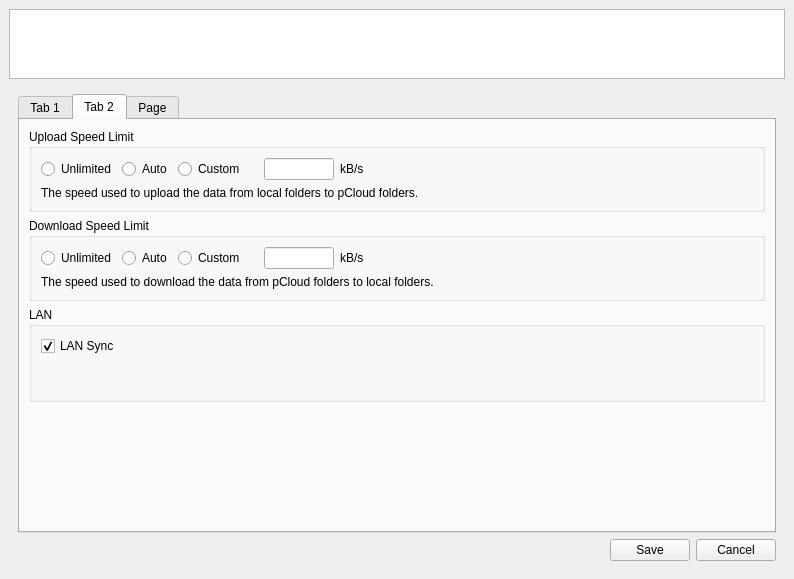
This is pcloudwindow.ui in pcloudcom/psyncgui as Qt 5 draws it before an edit. The edited form follows.
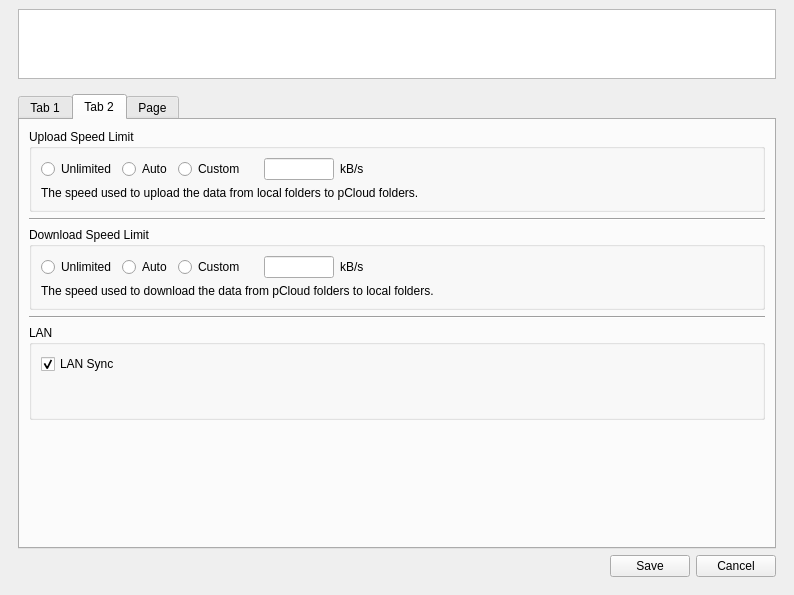
This is the edited form. The open tabs and pages were chosen to show the change. Icons and pictures are not drawn.

Commit message: main win layouts

Diff of the .ui file:
```diff
--- a/pcloudwindow.ui
+++ b/pcloudwindow.ui
@@ -7,7 +7,7 @@
     <x>0</x>
     <y>0</y>
     <width>794</width>
-    <height>579</height>
+    <height>595</height>
    </rect>
   </property>
   <property name="windowTitle">
@@ -20,7 +20,16 @@
       <property name="spacing">
        <number>0</number>
       </property>
-      <property name="margin">
+      <property name="leftMargin">
+       <number>9</number>
+      </property>
+      <property name="topMargin">
+       <number>0</number>
+      </property>
+      <property name="rightMargin">
+       <number>9</number>
+      </property>
+      <property name="bottomMargin">
        <number>0</number>
       </property>
       <item>
@@ -1187,6 +1196,13 @@
                   </layout>
                  </widget>
                 </item>
+                <item>
+                 <widget class="Line" name="line_5">
+                  <property name="orientation">
+                   <enum>Qt::Horizontal</enum>
+                  </property>
+                 </widget>
+                </item>
                 <item>
                  <widget class="QGroupBox" name="groupBoxSyncDwnldSpeed">
                   <property name="title">
@@ -1268,6 +1284,13 @@
                   </layout>
                  </widget>
                 </item>
+                <item>
+                 <widget class="Line" name="line_8">
+                  <property name="orientation">
+                   <enum>Qt::Horizontal</enum>
+                  </property>
+                 </widget>
+                </item>
                 <item>
                  <widget class="QGroupBox" name="groupBox_3">
                   <property name="title">
```
Left out of the diff: 21 changed lines with no effect on the pictures.
